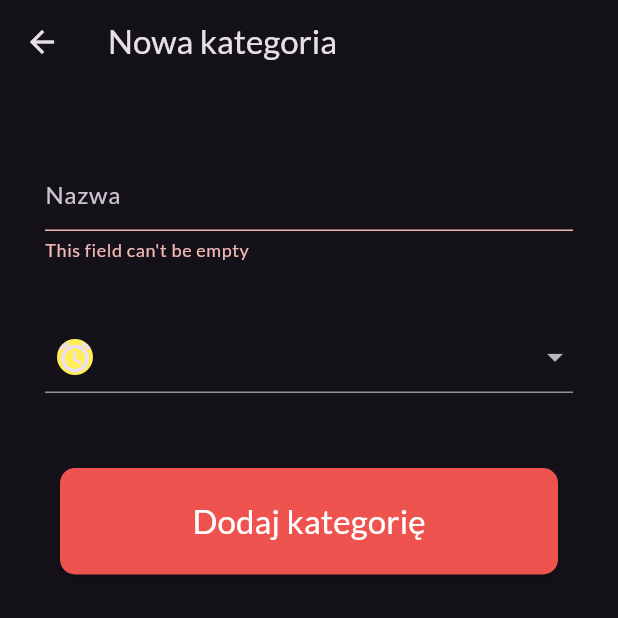
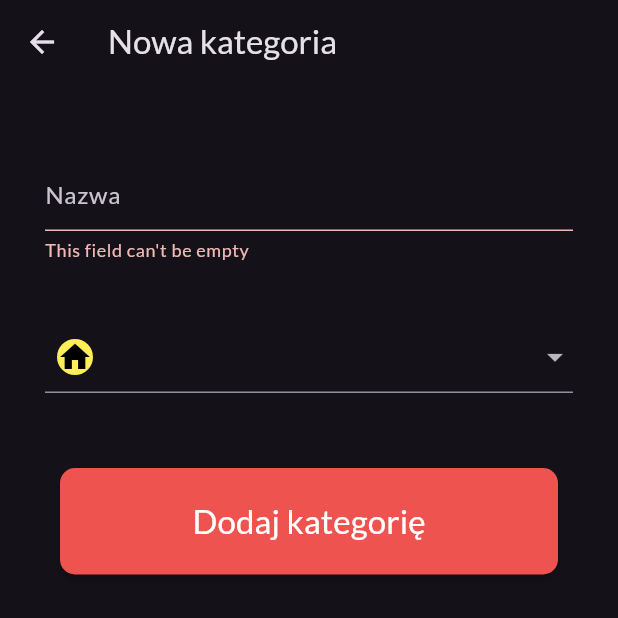
Before and after one commit to FirentisTFW/expenses-app-flutter, a Flutter app: the NewCategoryView screen opened by its route, after a tap on "Dodaj kategorię", on a phone screen of 412 x 824 dp, the top half of it. Run offline on Flutter 3.47's test engine with Material 3 defaults, Android fonts, the phone set to English and light mode, and no system bars; our stand-ins replace community_charts_flutter, equatable, flutter_hooks, get_it, jiffy, multi_select_flutter and 3 more; missing offline and left inert: sqflite_migration_service; accounts and stored records are empty.

Commit message:
Update category icons

```diff
--- a/lib/services/functional_services/icons_service.dart
+++ b/lib/services/functional_services/icons_service.dart
@@ -1,8 +1,6 @@
 import 'package:Expenses_app/app/locator.dart';
 import 'package:Expenses_app/services/state_services/categories_service.dart';
 import 'package:flutter/material.dart';
-
-// FIXME Find new icons (flutter_icons is abandoned)
 
 class IconsService {
   static const numberOfIcons = 19;
@@ -12,52 +10,54 @@ class IconsService {
 
     int iconId = categoriesService.getIconIdForCategory(categoryId);
 
-    return getIconForId(iconId);
+    return Icon(
+      getIconForId(iconId),
+      color: Colors.black,
+    );
   }
 
-  static Icon getIconForId(int iconId) {
-    return Icon(Icons.access_alarm);
-    // switch (iconId) {
-    //   case 0: // accomodation
-    //     return Icon(MaterialCommunityIcons.home);
-    //   case 1: // alcohol
-    //     return Icon(MaterialCommunityIcons.bottle_wine);
-    //   case 2: // bills
-    //     return Icon(MaterialCommunityIcons.water_pump);
-    //   case 3: // books
-    //     return Icon(FontAwesome.book);
-    //   case 4: // car
-    //     return Icon(MaterialCommunityIcons.car);
-    //   case 5: // cigarettes
-    //     return Icon(MaterialCommunityIcons.smoking);
-    //   case 6: // clothes
-    //     return Icon(MaterialCommunityIcons.tshirt_crew);
-    //   case 7: // debt
-    //     return Icon(MaterialCommunityIcons.bank);
-    //   case 8: // eating out
-    //     return Icon(MaterialCommunityIcons.food);
-    //   case 9: // education
-    //     return Icon(FontAwesome.graduation_cap);
-    //   case 10: // electronics
-    //     return Icon(MaterialCommunityIcons.cellphone);
-    //   case 11: // entertainment
-    //     return Icon(Foundation.ticket);
-    //   case 12: // gifts
-    //     return Icon(MaterialCommunityIcons.gift);
-    //   case 13: // groceries
-    //     return Icon(MaterialCommunityIcons.food_variant);
-    //   case 14: // health care
-    //     return Icon(MaterialCommunityIcons.hospital_box_outline);
-    //   case 15: // hygiene
-    //     return Icon(MaterialCommunityIcons.spray_bottle);
-    //   case 16: // other
-    //     return Icon(FontAwesome.question);
-    //   case 17: // transport
-    //     return Icon(MaterialCommunityIcons.bus);
-    //   case 18: // sport
-    //     return Icon(MaterialCommunityIcons.run);
-    //   default:
-    //     return Icon(FontAwesome.question);
-    // }
+  static IconData getIconForId(int iconId) {
+    switch (iconId) {
+      case 0: // accomodation
+        return Icons.home;
+      case 1: // alcohol
+        return Icons.wine_bar_rounded;
+      case 2: // bills
+        return Icons.electric_bolt_rounded;
+      case 3: // books
+        return Icons.menu_book_rounded;
+      case 4: // car
+        return Icons.time_to_leave_rounded;
+      case 5: // cigarettes
+        return Icons.smoking_rooms_rounded;
+      case 6: // clothes
+        return Icons.dry_cleaning_rounded;
+      case 7: // debt
+        return Icons.percent;
+      case 8: // eating out
+        return Icons.local_dining_rounded;
+      case 9: // education
+        return Icons.school_rounded;
+      case 10: // electronics
+        return Icons.phone_android_rounded;
+      case 11: // entertainment
+        return Icons.theaters_rounded;
+      case 12: // gifts
+        return Icons.card_giftcard_rounded;
+      case 13: // groceries
+        return Icons.local_grocery_store_rounded;
+      case 14: // health care
+        return Icons.health_and_safety_rounded;
+      case 15: // hygiene
+        return Icons.soap_rounded;
+      case 16: // other
+        return Icons.question_mark_rounded;
+      case 17: // transport
+        return Icons.train_rounded;
+      case 18: // sport
+        return Icons.sports_gymnastics_rounded;
+      default:
+        return Icons.question_mark_rounded;
+    }
   }
 }
--- a/lib/ui/views/new_category/new_category_view.dart
+++ b/lib/ui/views/new_category/new_category_view.dart
@@ -65,7 +65,10 @@ class _IconSelection extends ViewModelWidget<NewCategoryViewModel> {
                   child: CircleAvatar(
                     maxRadius: 20,
                     backgroundColor: Colors.yellow[400],
-                    child: IconsService.getIconForId(i),
+                    child: Icon(
+                      IconsService.getIconForId(i),
+                      color: Colors.black,
+                    ),
                   )),
             }.toList()
         ],
```
